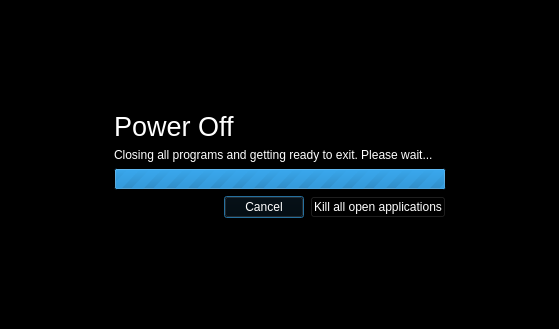
First picture: the form in endsessionwait.ui, repository vicr123/theshell, before the edit.
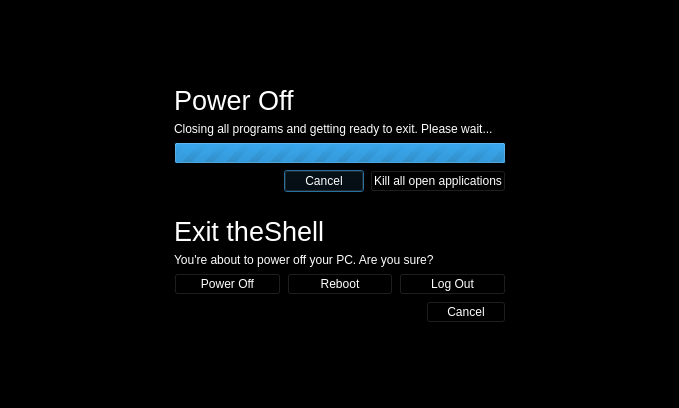
Second picture: the form after the edit. Icons and pictures are not drawn.

Commit message: Change Power Button action to give list of actions

```diff
--- a/endsessionwait.ui
+++ b/endsessionwait.ui
@@ -6,8 +6,8 @@
    <rect>
     <x>0</x>
     <y>0</y>
-    <width>559</width>
-    <height>329</height>
+    <width>679</width>
+    <height>408</height>
    </rect>
   </property>
   <property name="palette">
@@ -433,20 +433,7 @@
     <normaloff>:/icons/icon.svg</normaloff>:/icons/icon.svg</iconset>
   </property>
   <layout class="QGridLayout" name="gridLayout">
-   <item row="1" column="0">
-    <spacer name="horizontalSpacer">
-     <property name="orientation">
-      <enum>Qt::Horizontal</enum>
-     </property>
-     <property name="sizeHint" stdset="0">
-      <size>
-       <width>40</width>
-       <height>20</height>
-      </size>
-     </property>
-    </spacer>
-   </item>
-   <item row="2" column="1">
+   <item row="3" column="1">
     <spacer name="verticalSpacer">
      <property name="orientation">
       <enum>Qt::Vertical</enum>
@@ -472,8 +459,29 @@
      </property>
     </spacer>
    </item>
-   <item row="1" column="1">
-    <widget class="QFrame" name="frame">
+   <item row="1" column="1" rowspan="2">
+    <widget class="QFrame" name="frame_2">
+     <property name="frameShape">
+      <enum>QFrame::NoFrame</enum>
+     </property>
+     <property name="frameShadow">
+      <enum>QFrame::Raised</enum>
+     </property>
+     <layout class="QVBoxLayout" name="verticalLayout_2">
+      <property name="leftMargin">
+       <number>0</number>
+      </property>
+      <property name="topMargin">
+       <number>0</number>
+      </property>
+      <property name="rightMargin">
+       <number>0</number>
+      </property>
+      <property name="bottomMargin">
+       <number>0</number>
+      </property>
+      <item>
+       <widget class="QFrame" name="poweringOff">
      <property name="sizePolicy">
       <sizepolicy hsizetype="Fixed" vsizetype="Preferred">
        <horstretch>0</horstretch>
@@ -564,7 +572,115 @@
      </layout>
     </widget>
    </item>
-   <item row="1" column="2">
+      <item>
+       <widget class="QFrame" name="askWhatToDo">
+        <property name="frameShape">
+         <enum>QFrame::NoFrame</enum>
+        </property>
+        <property name="frameShadow">
+         <enum>QFrame::Raised</enum>
+        </property>
+        <layout class="QVBoxLayout" name="verticalLayout_3">
+         <item>
+          <widget class="QLabel" name="label_3">
+           <property name="font">
+            <font>
+             <pointsize>20</pointsize>
+            </font>
+           </property>
+           <property name="text">
+            <string>Exit theShell</string>
+           </property>
+          </widget>
+         </item>
+         <item>
+          <widget class="QLabel" name="label_4">
+           <property name="text">
+            <string>You're about to power off your PC. Are you sure?</string>
+           </property>
+          </widget>
+         </item>
+         <item>
+          <layout class="QGridLayout" name="gridLayout_2">
+           <item row="0" column="1">
+            <widget class="QPushButton" name="Reboot">
+             <property name="text">
+              <string>Reboot</string>
+             </property>
+             <property name="icon">
+              <iconset theme="system-reboot"/>
+             </property>
+            </widget>
+           </item>
+           <item row="0" column="0">
+            <widget class="QPushButton" name="PowerOff">
+             <property name="text">
+              <string>Power Off</string>
+             </property>
+             <property name="icon">
+              <iconset theme="system-shutdown"/>
+             </property>
+            </widget>
+           </item>
+           <item row="0" column="2">
+            <widget class="QPushButton" name="LogOut">
+             <property name="text">
+              <string>Log Out</string>
+             </property>
+             <property name="icon">
+              <iconset theme="system-log-out"/>
+             </property>
+            </widget>
+           </item>
+          </layout>
+         </item>
+         <item>
+          <layout class="QHBoxLayout" name="horizontalLayout_2">
+           <item>
+            <spacer name="horizontalSpacer_4">
+             <property name="orientation">
+              <enum>Qt::Horizontal</enum>
+             </property>
+             <property name="sizeHint" stdset="0">
+              <size>
+               <width>40</width>
+               <height>20</height>
+              </size>
+             </property>
+            </spacer>
+           </item>
+           <item>
+            <widget class="QPushButton" name="CancelAsk">
+             <property name="text">
+              <string>Cancel</string>
+             </property>
+             <property name="icon">
+              <iconset theme="dialog-cancel"/>
+             </property>
+            </widget>
+           </item>
+          </layout>
+         </item>
+        </layout>
+       </widget>
+      </item>
+     </layout>
+    </widget>
+   </item>
+   <item row="1" column="0" rowspan="2">
+    <spacer name="horizontalSpacer">
+     <property name="orientation">
+      <enum>Qt::Horizontal</enum>
+     </property>
+     <property name="sizeHint" stdset="0">
+      <size>
+       <width>40</width>
+       <height>20</height>
+      </size>
+     </property>
+    </spacer>
+   </item>
+   <item row="1" column="2" rowspan="2">
     <spacer name="horizontalSpacer_2">
      <property name="orientation">
       <enum>Qt::Horizontal</enum>
```
Lines whose indentation alone changed are shown as unchanged. The commit also changes 4 other files.
